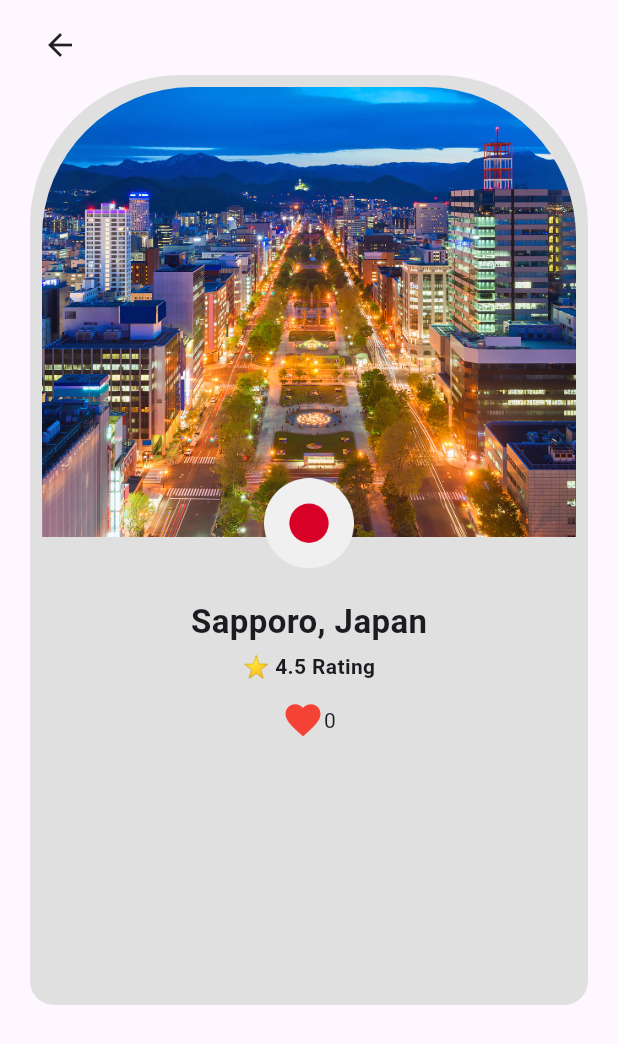
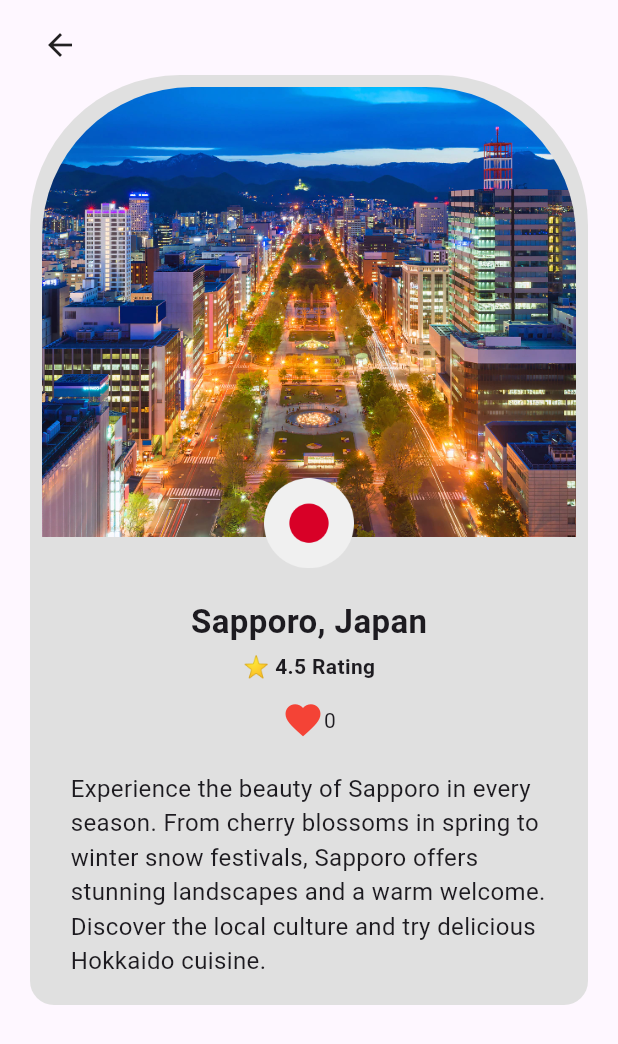
Before and after one commit to becanam/final_project, a Flutter app: the screen it shows after launch, after a tap on "Sapporo, Japan", on a phone screen of 412 x 824 dp. Shown: the top 1044 px of the screen. Run offline on Flutter 3.47's test engine with Material 3 defaults, Android fonts, the phone set to English and light mode, and no system bars; our stand-ins replace flutter_riverpod, riverpod_annotation; generated files the repository leaves out were written again.

Commit message:
rebe - added city description

```diff
--- a/lib/utilities/detail_widget.dart
+++ b/lib/utilities/detail_widget.dart
@@ -109,6 +109,11 @@ class DetailWidget extends ConsumerWidget {
                           Text(likes)
                         ],
                       ),
+                    ),
+                    Padding(
+                      padding: const EdgeInsets.all(12.0),
+                      child: Text(travelCard.description,
+                      style: TextStyle(fontSize: 16),),
                     )
                   ],
                 ),
--- a/lib/utilities/travelcards_list.dart
+++ b/lib/utilities/travelcards_list.dart
@@ -5,7 +5,7 @@ List<Counter> counterProviderList = [
   Counter(),
   Counter(),
   Counter(),
-  Counter()
+  Counter(),
 ];
 
 class TravelCard {
@@ -16,6 +16,7 @@ class TravelCard {
   IconData icon;
   Color iconColor;
   Counter counter;
+  String description; // New field for longer description
 
   TravelCard({
     required this.cityName,
@@ -24,7 +25,8 @@ class TravelCard {
     required this.cityImage,
     required this.icon,
     required this.iconColor,
-    required this.counter
+    required this.counter,
+    required this.description, // New parameter
   });
 }
 
@@ -36,7 +38,10 @@ List<TravelCard> travelOptionsList = [
     cityImage: "lib/icons/chennai.jpg",
     icon: Icons.favorite,
     iconColor: Colors.red,
-    counter: counterProviderList[0]
+    counter: counterProviderList[0],
+    description: "Explore the vibrant culture and rich history of Chennai. "
+        "Visit historic temples, bustling markets, and enjoy the local cuisine. "
+        "Chennai offers a unique blend of tradition and modernity.",
   ),
   TravelCard(
     cityName: "Sapporo, Japan",
@@ -45,7 +50,11 @@ List<TravelCard> travelOptionsList = [
     cityImage: "lib/icons/sapporo.jpg",
     icon: Icons.favorite,
     iconColor: Colors.red,
-    counter: counterProviderList[1]
+    counter: counterProviderList[1],
+    description: "Experience the beauty of Sapporo in every season. "
+        "From cherry blossoms in spring to winter snow festivals, Sapporo "
+        "offers stunning landscapes and a warm welcome. Discover the local "
+        "culture and try delicious Hokkaido cuisine.",
   ),
   TravelCard(
     cityName: "Barcelona, Spain",
@@ -54,7 +63,11 @@ List<TravelCard> travelOptionsList = [
     cityImage: "lib/icons/barcelona.jpg",
     icon: Icons.favorite,
     iconColor: Colors.red,
-    counter: counterProviderList[2]
+    counter: counterProviderList[2],
+    description: "Explore the vibrant and artistic city of Barcelona. "
+        "Visit iconic landmarks like Sagrada Familia and Park Güell. "
+        "Indulge in delicious tapas and immerse yourself in the lively atmosphere "
+        "of this Mediterranean gem.",
   ),
   TravelCard(
     cityName: "Rio de Janeiro, Brazil",
@@ -63,6 +76,10 @@ List<TravelCard> travelOptionsList = [
     cityImage: "lib/icons/rio_de_janeiro.jpg",
     icon: Icons.favorite,
     iconColor: Colors.red,
-    counter: counterProviderList[3]
+    counter: counterProviderList[3],
+    description: "Experience the energetic vibes of Rio de Janeiro. "
+        "Relax on the famous Copacabana Beach, explore the iconic Christ the Redeemer, "
+        "and immerse yourself in the rhythm of samba. Rio de Janeiro is a lively "
+        "destination with breathtaking landscapes.",
   ),
 ];
```
